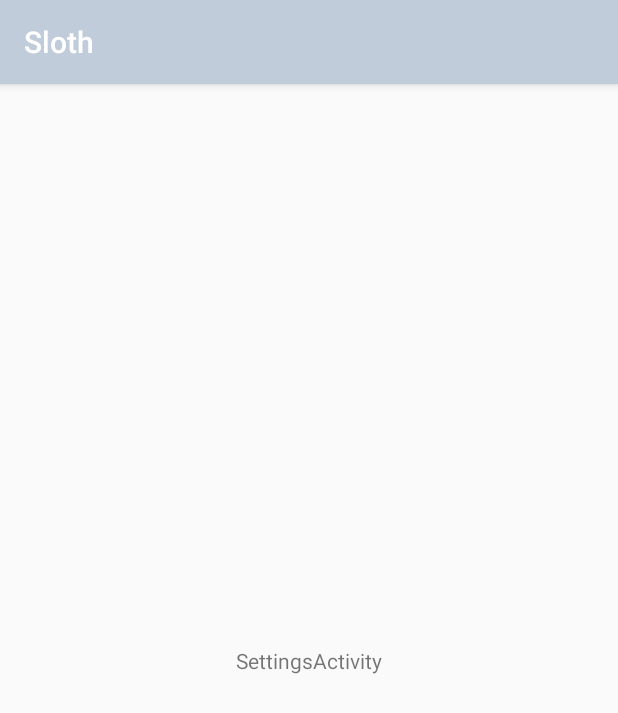
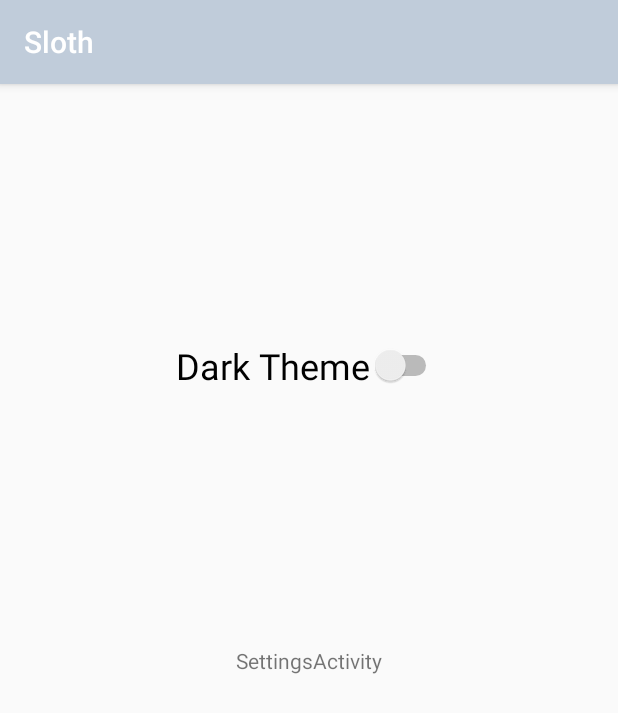
Before and after one commit to kolten/Sloth, an Android app: the Settings screen opened directly, with no data from a screen before it, on a phone screen of 412 x 824 dp. Shown: the top 713 px of the screen. Run offline under Robolectric (Android 15) with nearby library versions, the phone set to English and light mode, and no system bars.

Commit message:
Added a switch in settings and a psudo dark theme in styles.xml

```diff
--- a/app/src/main/java/me/koltensturgill/sloth/Settings.java
+++ b/app/src/main/java/me/koltensturgill/sloth/Settings.java
@@ -2,12 +2,18 @@ package me.koltensturgill.sloth;
 
 import android.support.v7.app.AppCompatActivity;
 import android.os.Bundle;
+import android.widget.Switch;
 
 public class Settings extends AppCompatActivity {
 
+    Switch swithTheme;
+
     @Override
-    protected void onCreate(Bundle savedInstanceState) {
+    protected void onCreate(Bundle savedInstanceState)
+    {
         super.onCreate(savedInstanceState);
         setContentView(R.layout.activity_settings);
+
+
     }
 }
--- a/app/src/main/res/layout/activity_settings.xml
+++ b/app/src/main/res/layout/activity_settings.xml
@@ -16,4 +16,22 @@
         app:layout_constraintStart_toStartOf="parent"
         app:layout_constraintTop_toTopOf="parent" />
 
+    <Switch
+        android:id="@+id/switch1"
+        android:layout_width="wrap_content"
+        android:layout_height="wrap_content"
+        android:layout_marginStart="8dp"
+        android:layout_marginLeft="8dp"
+        android:layout_marginTop="8dp"
+        android:layout_marginEnd="8dp"
+        android:layout_marginRight="8dp"
+        android:layout_marginBottom="8dp"
+        android:padding="5dp"
+        android:text="Dark Theme"
+        android:textSize="24sp"
+        app:layout_constraintBottom_toTopOf="@+id/message"
+        app:layout_constraintEnd_toEndOf="parent"
+        app:layout_constraintStart_toStartOf="parent"
+        app:layout_constraintTop_toTopOf="parent" />
+
 </android.support.constraint.ConstraintLayout>
--- a/app/src/main/res/values/colors.xml
+++ b/app/src/main/res/values/colors.xml
@@ -3,4 +3,5 @@
     <color name="colorPrimary">#C0CCDA</color>
     <color name="colorPrimaryDark">#455A64</color>
     <color name="colorAccent">#3B4859</color>
+    <color name="colorDarkBack">#263238</color>
 </resources>
--- a/app/src/main/res/values/styles.xml
+++ b/app/src/main/res/values/styles.xml
@@ -6,6 +6,13 @@
         <item name="colorPrimary">@color/colorPrimary</item>
         <item name="colorPrimaryDark">@color/colorPrimaryDark</item>
         <item name="colorAccent">@color/colorAccent</item>
+    </style>
+
+    <style name="AppDarkTheme" parent="Theme.AppCompat.Light.DarkActionBar">
+        <item name="colorPrimaryDark">@color/colorPrimary</item>
+        <item name="colorPrimary">@color/colorPrimaryDark</item>
+        <item name="colorAccent">@color/colorAccent</item>
+        <item name="android:background">@color/colorDarkBack</item>
     </style>
 
     <style name="AppTheme.NoActionBar">
```
